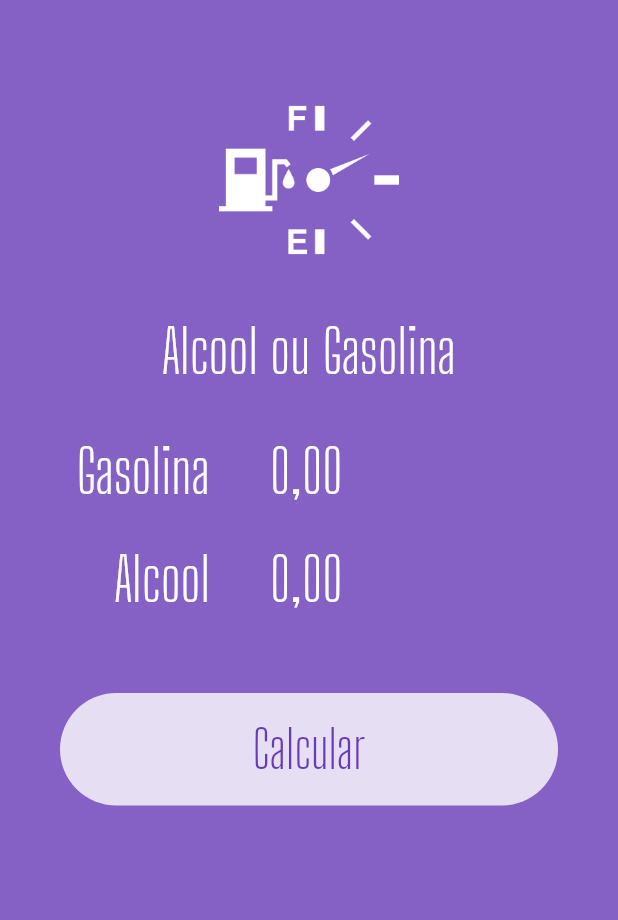
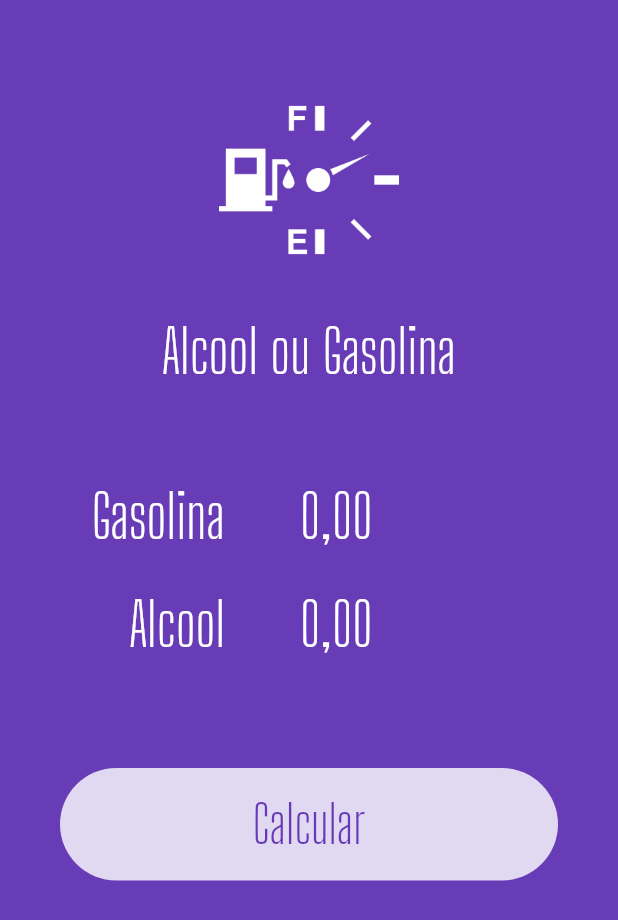
Before and after one commit to RaphaelfsOliveira/flutter_course_balta_io_alcool_gasolina, a Flutter app: the screen it shows after launch, after a tap on "Calcular", after a tap on "Calcular Novamente", on a phone screen of 412 x 824 dp. Shown: the top 920 px of the screen. Run offline on Flutter 3.47's test engine with Material 2 defaults, Android fonts, the phone set to English and light mode, and no system bars; our stand-ins replace flutter_masked_text.

Commit message:
- transição enquanto carrega - alterando dimensões

```diff
--- a/app/lib/pages/home.page.dart
+++ b/app/lib/pages/home.page.dart
@@ -10,6 +10,8 @@ class HomePage extends StatefulWidget {
 }
 
 class _HomePageState extends State<HomePage> {
+  Color _color;
+
   var _gasCtrl = new MoneyMaskedTextController();
   var _alcCtrl = new MoneyMaskedTextController();
   var _busy = false;
@@ -20,7 +22,10 @@ class _HomePageState extends State<HomePage> {
   Widget build(BuildContext context) {
     return Scaffold(
       backgroundColor: Theme.of(context).primaryColor.withOpacity(0.8),
-      body: ListView(
+      body: AnimatedContainer(
+        duration: Duration(milliseconds: 1200),
+        color: _color,
+        child: ListView(
           children: <Widget>[
             Logo(),
             _completed
@@ -36,6 +41,7 @@ class _HomePageState extends State<HomePage> {
                   ),
           ],
         ),
+      ),
     );
   }
 
@@ -43,6 +49,7 @@ class _HomePageState extends State<HomePage> {
     setState(() {
       _busy = true;
       _completed = false;
+      _color = Theme.of(context).primaryColorDark.withOpacity(0.1);
     });
 
     double alc =
@@ -71,6 +78,7 @@ class _HomePageState extends State<HomePage> {
       _alcCtrl = new MoneyMaskedTextController();
       _busy = false;
       _completed = false;
+      _color = Theme.of(context).primaryColor;
     });
   }
 }
--- a/app/lib/widgets/logo.widget.dart
+++ b/app/lib/widgets/logo.widget.dart
@@ -20,7 +20,7 @@ class Logo extends StatelessWidget {
           ),
           textAlign: TextAlign.center,
         ),
-        SizedBox(height: 20),
+        SizedBox(height: 50),
       ],
     );
   }
--- a/app/lib/widgets/submitForm.widget.dart
+++ b/app/lib/widgets/submitForm.widget.dart
@@ -10,7 +10,7 @@ class SubmitForm extends StatelessWidget {
   var busy = false;
   Function submitFunc;
 
-  final double sizeFuelPrice = 40;
+  final double sizeFuelPrice = 50;
 
   SubmitForm({
     @required this.busy,
@@ -39,6 +39,7 @@ class SubmitForm extends StatelessWidget {
             Price(ctrl: alcCtrl),
           ],
         ),
+        SizedBox(height: 20),
         CalcButton(
           name: 'Calcular',
           busy: busy,
```
Lines whose indentation alone changed are shown as unchanged.
